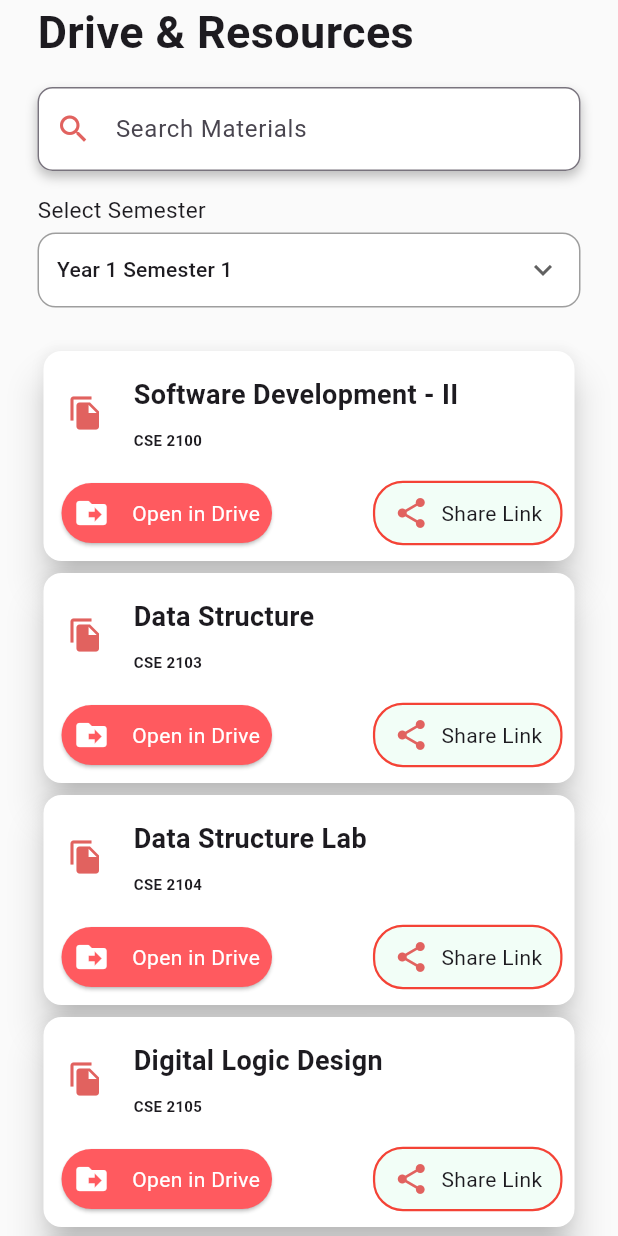
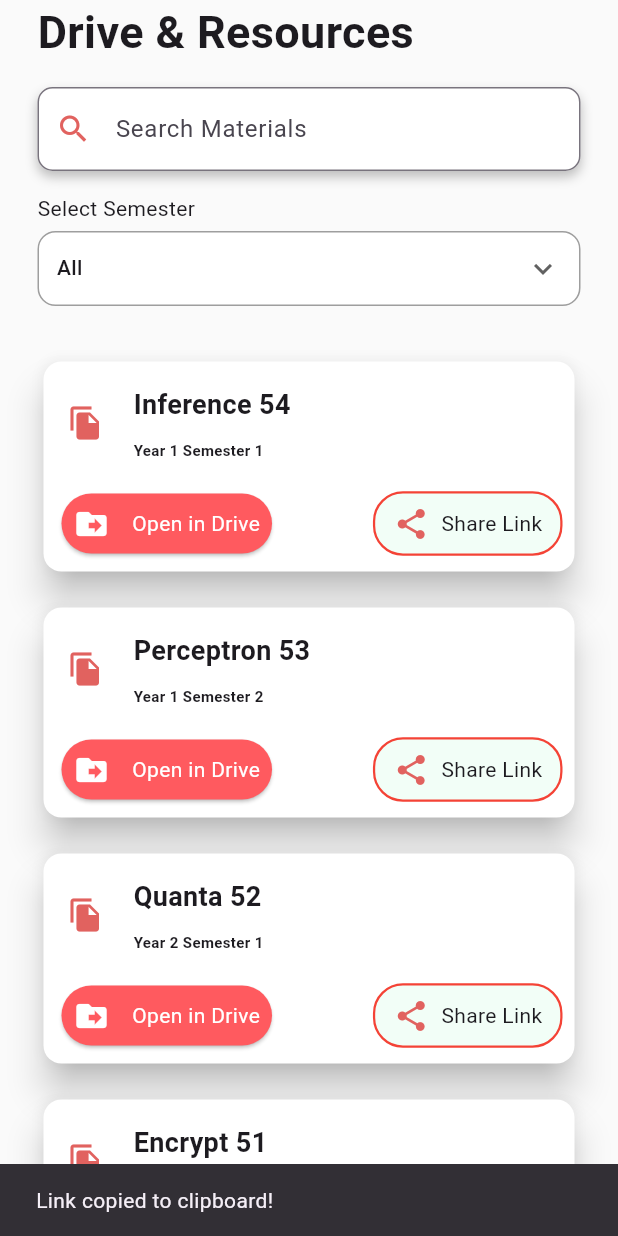
Before and after one commit to adityasaha03/AUSTmate, a Flutter app: the LibraryPage screen opened directly, after a tap on "Share Link", on a phone screen of 412 x 824 dp. Run offline on Flutter 3.47's test engine with Material 3 defaults, Android fonts, the phone set to English and light mode, and no system bars; our stand-ins replace flutter_secure_storage, google_sign_in, share_plus, supabase_flutter, webview_flutter; accounts and stored records are empty.

Commit message:
Implemented Semester Selection and Search feature of Library page fully functional and also implemented share button functionality

```diff
--- /dev/null
+++ b/austmate/lib/data/library_data.dart
@@ -0,0 +1,72 @@
+class LibraryCard {
+  final String courseName;
+  final String courseDetails;
+  final String driveLink;
+  final String semester;
+
+  LibraryCard({
+    required this.courseName,
+    required this.courseDetails,
+    required this.driveLink,
+    required this.semester,
+  });
+}
+
+final List<LibraryCard> libraryCards = [
+  LibraryCard(
+    courseName: "Inference 54",
+    courseDetails: "Year 1 Semester 1",
+    driveLink:
+        "https://drive.google.com/drive/folders/1zEQOxcFVXvIkc73V9tPMnCBRw325hmjW",
+    semester: "Year 1 Semester 1",
+  ),
+  LibraryCard(
+    courseName: "Perceptron 53",
+    courseDetails: "Year 1 Semester 2",
+    driveLink:
+        "https://drive.google.com/drive/folders/1y4K66m_fZS0kR9oTdQ43JJMIAeC7iIL5?usp=sharing",
+    semester: "Year 1 Semester 2",
+  ),
+  LibraryCard(
+    courseName: "Quanta 52",
+    courseDetails: "Year 2 Semester 1",
+    driveLink:
+        "https://drive.google.com/drive/u/0/folders/1W7Yto_X8-aOikcovGgCmEFE6ZrHErmG7",
+    semester: "Year 2 Semester 1",
+  ),
+  LibraryCard(
+    courseName: "Encrypt 51",
+    courseDetails: "Year 2 Semester 2",
+    driveLink:
+        "https://drive.google.com/drive/folders/1BUCYG4WvjasKOp7VvFdtOdIlPfN_9gMg",
+    semester: "Year 2 Semester 2",
+  ),
+  LibraryCard(
+    courseName: "Syntax 50",
+    courseDetails: "Year 3 Semester 1",
+    driveLink:
+        "https://drive.google.com/drive/folders/15DgIfQrHkIrCN_8aRbt4jMU4ewVIvVoP",
+    semester: "Year 3 Semester 1",
+  ),
+  LibraryCard(
+    courseName: "Assembler 49",
+    courseDetails: "Year 3 Semester 2",
+    driveLink:
+        "https://drive.google.com/drive/u/0/folders/1mO6BrpQDIFr8saIjtsDUvJChkqiFNPvu",
+    semester: "Year 3 Semester 2",
+  ),
+  LibraryCard(
+    courseName: "Operand 48",
+    courseDetails: "Year 4 Semester 1",
+    driveLink:
+        "https://drive.google.com/drive/folders/1lN23AFj3nMhWT7rF03OVs4NKAECkUnDv",
+    semester: "Year 4 Semester 1",
+  ),
+  LibraryCard(
+    courseName: "TechPirates 47",
+    courseDetails: "Year 4 Semester 2",
+    driveLink:
+        "https://drive.google.com/drive/folders/1y4K66m_fZS0kR9oTdQ43JJMIAeC7iIL5?usp=sharing",
+    semester: "Year 4 Semester 2",
+  ),
+];
--- a/austmate/lib/pages/library_page.dart
+++ b/austmate/lib/pages/library_page.dart
@@ -1,5 +1,8 @@
+import 'package:austmate/data/library_data.dart';
 import 'package:austmate/pages/drive_viewer_page.dart';
 import 'package:flutter/material.dart';
+import 'package:flutter/services.dart';
+import 'package:share_plus/share_plus.dart';
 
 class LibraryPage extends StatefulWidget {
   const LibraryPage({super.key});
@@ -9,9 +12,12 @@ class LibraryPage extends StatefulWidget {
 }
 
 class _LibraryPageState extends State<LibraryPage> {
-  String selectedSemester = "Year 1 Semester 1";
+  String selectedSemester = "All";
+  String searchQuery = "";
+  final TextEditingController _searchController = TextEditingController();
 
   List<String> semesterList = [
+    "All",
     "Year 1 Semester 1",
     "Year 1 Semester 2",
     "Year 2 Semester 1",
@@ -23,6 +29,12 @@ class _LibraryPageState extends State<LibraryPage> {
   ];
 
   @override
+  void dispose() {
+    _searchController.dispose();
+    super.dispose();
+  }
+
+  @override
   Widget build(BuildContext context) {
     Widget MaterialCard(
       String courseName,
@@ -31,10 +43,9 @@ class _LibraryPageState extends State<LibraryPage> {
       String shareLink,
     ) {
       return Padding(
-        padding: const EdgeInsets.symmetric(horizontal: 25),
+        padding: const EdgeInsets.symmetric(horizontal: 25, vertical: 8),
         child: Card(
           elevation: 10,
-          //color: Color(0xFFE1625F),
           color: Colors.white,
           child: Padding(
             padding: const EdgeInsets.all(8.0),
@@ -44,27 +55,25 @@ class _LibraryPageState extends State<LibraryPage> {
                   padding: const EdgeInsets.all(8.0),
                   child: Row(
                     children: [
-                      Icon(Icons.file_copy, color: Color(0xFFE1625F)),
-                      SizedBox(width: 20),
+                      const Icon(Icons.file_copy, color: Color(0xFFE1625F)),
+                      const SizedBox(width: 20),
                       Expanded(
                         child: Column(
                           crossAxisAlignment: CrossAxisAlignment.start,
                           children: [
                             Text(
                               courseName,
-                              style: TextStyle(
+                              style: const TextStyle(
                                 fontSize: 18,
                                 fontWeight: FontWeight.bold,
-                                //color: Colors.white,
                               ),
                             ),
-                            SizedBox(height: 10),
+                            const SizedBox(height: 10),
                             Text(
                               courseDetails,
-                              style: TextStyle(
+                              style: const TextStyle(
                                 fontSize: 10,
                                 fontWeight: FontWeight.bold,
-                                //color: Colors.white,
                               ),
                             ),
                           ],
@@ -73,13 +82,11 @@ class _LibraryPageState extends State<LibraryPage> {
                     ],
                   ),
                 ),
-                SizedBox(height: 10),
+                const SizedBox(height: 10),
                 Row(
                   children: [
                     Card(
-                      //elevation: 10,
-                      color: Color(0xFFFF5A5F),
-                      //color: Color(0xFFFF8A80),
+                      color: const Color(0xFFFF5A5F),
                       shape: RoundedRectangleBorder(
                         borderRadius: BorderRadius.circular(20),
                       ),
@@ -94,15 +101,11 @@ class _LibraryPageState extends State<LibraryPage> {
                             ),
                           ),
                         ),
-                        child: Padding(
-                          padding: const EdgeInsets.all(8.0),
+                        child: const Padding(
+                          padding: EdgeInsets.all(8.0),
                           child: Row(
                             children: [
-                              Icon(
-                                Icons.drive_file_move,
-                                //color: Color(0xFFE1625F),
-                                color: Colors.white,
-                              ),
+                              Icon(Icons.drive_file_move, color: Colors.white),
                               SizedBox(width: 15),
                               Text(
                                 "Open in Drive",
@@ -113,21 +116,39 @@ class _LibraryPageState extends State<LibraryPage> {
                         ),
                       ),
                     ),
-                    //SizedBox(width: 15),
-                    Spacer(),
+                    const Spacer(),
                     Container(
                       decoration: BoxDecoration(
                         borderRadius: BorderRadius.circular(20),
-                        color: Color(0xFFF2FEF7),
+                        color: const Color(0xFFF2FEF7),
                         border: Border.all(color: Colors.red, width: 1.5),
                       ),
                       child: InkWell(
                         borderRadius: BorderRadius.circular(20),
-                        onTap: () {
-                          print("Tap on $shareLink");
+                        onTap: () async {
+                          // Copy to clipboard
+                          await Clipboard.setData(
+                            ClipboardData(text: driveLink),
+                          );
+
+                          // Show snackbar
+                          if (context.mounted) {
+                            ScaffoldMessenger.of(context).showSnackBar(
+                              const SnackBar(
+                                content: Text("Link copied to clipboard!"),
+                                duration: Duration(seconds: 2),
+                              ),
+                            );
+                          }
+
+                          // Open share menu
+                          await Share.share(
+                            "Check out this resource for $courseName: $driveLink",
+                            subject: "AUST Mate Resource",
+                          );
                         },
-                        child: Padding(
-                          padding: const EdgeInsets.symmetric(
+                        child: const Padding(
+                          padding: EdgeInsets.symmetric(
                             horizontal: 12,
                             vertical: 8,
                           ),
@@ -151,14 +172,26 @@ class _LibraryPageState extends State<LibraryPage> {
       );
     }
 
+    final filteredCardsBySemester = selectedSemester == "All"
+        ? libraryCards
+        : libraryCards
+              .where((card) => card.semester == selectedSemester)
+              .toList();
+
+    final filteredCards = filteredCardsBySemester.where((card) {
+      final query = searchQuery.toLowerCase();
+      return card.courseName.toLowerCase().contains(query) ||
+          card.courseDetails.toLowerCase().contains(query);
+    }).toList();
+
     return Scaffold(
       backgroundColor: Colors.grey.shade50,
       body: SafeArea(
         child: SingleChildScrollView(
           child: Column(
             children: [
-              Padding(
-                padding: const EdgeInsets.symmetric(horizontal: 25),
+              const Padding(
+                padding: EdgeInsets.symmetric(horizontal: 25),
                 child: Align(
                   alignment: AlignmentGeometry.centerLeft,
                   child: Text(
@@ -178,14 +211,34 @@ class _LibraryPageState extends State<LibraryPage> {
                       BoxShadow(
                         color: Colors.grey.shade400,
                         blurRadius: 6,
-                        offset: Offset(0, 4),
+                        offset: const Offset(0, 4),
                       ),
                     ],
                   ),
                   child: TextField(
+                    controller: _searchController,
+                    onChanged: (value) {
+                      setState(() {
+                        searchQuery = value;
+                      });
+                    },
                     decoration: InputDecoration(
                       hintText: "Search Materials",
-                      prefixIcon: Icon(Icons.search, color: Color(0xFFE1625F)),
+                      prefixIcon: const Icon(
+                        Icons.search,
+                        color: Color(0xFFE1625F),
+                      ),
+                      suffixIcon: searchQuery.isNotEmpty
+                          ? IconButton(
+                              icon: const Icon(Icons.clear, color: Colors.grey),
+                              onPressed: () {
+                                setState(() {
+                                  _searchController.clear();
+                                  searchQuery = "";
+                                });
+                              },
+                            )
+                          : null,
                       border: OutlineInputBorder(
                         borderRadius: BorderRadius.circular(10),
                       ),
@@ -194,13 +247,13 @@ class _LibraryPageState extends State<LibraryPage> {
                 ),
               ),
               const SizedBox(height: 15),
-              Padding(
-                padding: const EdgeInsets.symmetric(horizontal: 25),
+              const Padding(
+                padding: EdgeInsets.symmetric(horizontal: 25),
                 child: Align(
                   alignment: Alignment.centerLeft,
                   child: Text(
                     "Select Semester",
-                    style: TextStyle(fontSize: 15),
+                    style: TextStyle(fontSize: 14),
                   ),
                 ),
               ),
@@ -238,66 +291,14 @@ class _LibraryPageState extends State<LibraryPage> {
                   ),
                 ),
               ),
-              SizedBox(height: 25),
-              MaterialCard(
-                "Software Development - II",
-                "CSE 2100",
-                "https://drive.google.com/drive/folders/1OzCL8utxKeIZ02U7G0W18WHJq6O6GLxD",
-                "Share Link",
-              ),
-              MaterialCard(
-                "Data Structure",
-                "CSE 2103",
-                "https://drive.google.com/drive/folders/1OzCL8utxKeIZ02U7G0W18WHJq6O6GLxD",
-                "Share Link",
-              ),
-              MaterialCard(
-                "Data Structure Lab",
-                "CSE 2104",
-                "https://drive.google.com/drive/folders/1c-qFFuClCJ-dJ5rmg23ZlILSOXkyPXpk",
-                "Share Link",
-              ),
-              MaterialCard(
-                "Digital Logic Design",
-                "CSE 2105",
-                "https://drive.google.com/drive/folders/13JJBrnZ14gvETyiQ3efMFPybC9JhTH95",
-                "Share Link",
-              ),
-              MaterialCard(
-                "Digital Logic Design Lab",
-                "CSE 2106",
-                "https://drive.google.com/drive/folders/16JEjtO9TXtjeR8VUjsJ3-cYb-GPFzyoE",
-                "Share Link",
-              ),
-              MaterialCard(
-                "Electrical and Electronic Engineering",
-                "EEE 2141",
-                "https://drive.google.com/drive/folders/1b0guabwf3--mXyhY48i72365WpKDDaYf",
-                "Share Link",
-              ),
-              MaterialCard(
-                "Electrical and Electronic Engineering Lab",
-                "EEE 2141",
-                "https://drive.google.com/drive/folders/1rU1A6j8YJ8m25aKbVNLKmO-YDIqcfQJe",
-                "Share Link",
-              ),
-              MaterialCard(
-                "Society, Ethics & Technology",
-                "HUM 2109",
-                "https://drive.google.com/drive/folders/1Pr6DyapwjZBaGZxTajrtnAHmdtlQju-3",
-                "Share Link",
-              ),
-              MaterialCard(
-                "Complex Variable, Laplace Transformation & Statistics",
-                "MATH 2101",
-                "https://drive.google.com/drive/folders/1TiaLChE_sZH6fBJFjgnr1K9IQItLUpQl",
-                "Share Link",
-              ),
-              MaterialCard(
-                "Question Bank",
-                "Previous Year Question Bank",
-                "https://drive.google.com/drive/folders/1cMcqFWDa_HERZLzvuFk5FBa7GJqvjgyv",
-                "Share Link",
+              const SizedBox(height: 25),
+              ...filteredCards.map(
+                (card) => MaterialCard(
+                  card.courseName,
+                  card.courseDetails,
+                  card.driveLink,
+                  "Share Link",
+                ),
               ),
             ],
           ),
--- a/austmate/pubspec.yaml
+++ b/austmate/pubspec.yaml
@@ -38,6 +38,7 @@ dependencies:
   googleapis: ^13.2.0
   http: ^1.2.1
   flutter_secure_storage: ^9.2.2
+  share_plus: ^12.0.1
 
 
   # The following adds the Cupertino Icons font to your application.
```
Also changed, not shown: austmate/pubspec.lock, 3 other files.
